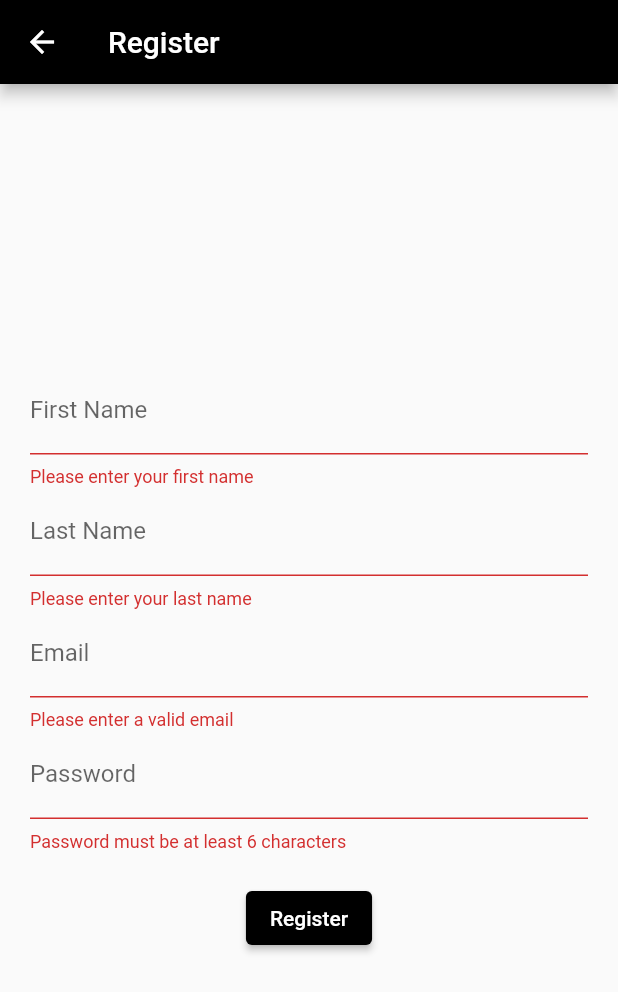
After one commit to NorikKhachatryan01/ai_assistant, a Flutter app: the RegistrationScreen screen opened directly, after a tap on "Register", on a phone screen of 412 x 824 dp. The commit adds this screen. Shown: the top 992 px of the screen. Run offline on Flutter 3.47's test engine with Material 2 defaults, Android fonts, the light colour scheme and no system bars; our stand-ins replace flutter_riverpod, loading_animation_widget.

Commit message:
WIP: login, registration, ML endpoints integration

```diff
--- a/lib/main.dart
+++ b/lib/main.dart
@@ -1,4 +1,5 @@
 import 'package:ai_assistant/views/chat_screen.dart';
+import 'package:ai_assistant/views/login_screen.dart';
 import 'package:flutter/material.dart';
 import 'package:flutter_riverpod/flutter_riverpod.dart';
 
@@ -11,7 +12,7 @@ class MyApp extends StatelessWidget {
 
   @override
   Widget build(BuildContext context) {
-    return const MaterialApp(
+    return MaterialApp(
       debugShowCheckedModeBanner: false,
       title: 'AI Assistant',
       home: ChatScreen(),
--- /dev/null
+++ b/lib/models/user_model.dart
@@ -0,0 +1,19 @@
+class UserModel {
+  String firstName;
+  String lastName;
+  String email;
+  bool emailVerified;
+  String token;
+
+  UserModel({required this.firstName, required this.lastName, required this.email, required this.emailVerified, required this.token});
+
+  factory UserModel.fromJson(Map<String, dynamic> json) {
+    return UserModel(
+      firstName: json['firstName'],
+      lastName: json['lastName'],
+      email: json['email'],
+      emailVerified: json['emailVerified'],
+      token: json['token'],
+    );
+  }
+}
--- a/lib/views/chat_screen.dart
+++ b/lib/views/chat_screen.dart
@@ -1,4 +1,5 @@
 import 'package:ai_assistant/models/chat_room_model.dart';
+import 'package:ai_assistant/services/api_service.dart';
 import 'package:flutter/material.dart';
 import 'package:flutter_riverpod/flutter_riverpod.dart';
 import 'package:ai_assistant/providers/chat_provider.dart';
@@ -24,7 +25,7 @@ class ChatScreen extends ConsumerWidget {
       drawer: const ChatDrawer(),
       body: Column(
         children: <Widget>[
-          const Expanded(child: MessageList()),
+           Expanded(child: MessageList()),
           MessageInputField(),
         ],
       ),
--- /dev/null
+++ b/lib/views/registeration_screen.dart
@@ -0,0 +1,120 @@
+import 'package:ai_assistant/providers/auth_provider.dart';
+import 'package:ai_assistant/services/auth_service.dart';
+import 'package:flutter/material.dart';
+import 'package:flutter_riverpod/flutter_riverpod.dart';
+import 'chat_screen.dart';
+
+class RegistrationScreen extends ConsumerWidget {
+  @override
+  Widget build(BuildContext context, WidgetRef ref) {
+    return Scaffold(
+      appBar: AppBar(
+        title: Text('Register'),
+        backgroundColor: Colors.black,
+      ),
+      body: Center(
+        child: Padding(
+          padding: EdgeInsets.all(20.0),
+          child: RegistrationForm(),
+        ),
+      ),
+    );
+  }
+}
+
+class RegistrationForm extends ConsumerWidget {
+  final _formKey = GlobalKey<FormState>();
+  String _email = '';
+  String _password = '';
+  String _firstName = '';
+  String _lastName = '';
+
+  @override
+  Widget build(BuildContext context, WidgetRef ref) {
+    final authState = ref.watch(authStateProvider);
+
+    if (authState.user != null) {
+      // Use WidgetsBinding to schedule a callback for the end of this frame
+      WidgetsBinding.instance.addPostFrameCallback((_) {
+        // Check if the current route is still active to prevent unwanted navigation
+        if (ModalRoute.of(context)?.isCurrent ?? false) {
+          Navigator.pushReplacement(
+            context,
+            MaterialPageRoute(builder: (context) => ChatScreen()),
+          );
+        }
+      });
+    } else if (authState.error!.isNotEmpty) {
+      // Use WidgetsBinding to show an error message if there is an error in the auth state
+      WidgetsBinding.instance.addPostFrameCallback((_) {
+        ScaffoldMessenger.of(context)
+            .showSnackBar(SnackBar(content: Text(authState.error ?? '')));
+      });
+    }
+
+    return Form(
+      key: _formKey,
+      child: Column(
+        mainAxisAlignment: MainAxisAlignment.center,
+        children: <Widget>[
+          TextFormField(
+            decoration: InputDecoration(labelText: 'First Name'),
+            validator: (value) =>
+                value!.isEmpty ? 'Please enter your first name' : null,
+            onSaved: (value) => _firstName = value ?? '',
+          ),
+          TextFormField(
+            decoration: InputDecoration(labelText: 'Last Name'),
+            validator: (value) =>
+                value!.isEmpty ? 'Please enter your last name' : null,
+            onSaved: (value) => _lastName = value ?? '',
+          ),
+          TextFormField(
+            decoration: InputDecoration(labelText: 'Email'),
+            validator: (value) =>
+                !value!.contains('@') ? 'Please enter a valid email' : null,
+            onSaved: (value) => _email = value ?? '',
+          ),
+          TextFormField(
+            decoration: InputDecoration(labelText: 'Password'),
+            obscureText: true,
+            validator: (value) => value!.length < 3
+                ? 'Password must be at least 6 characters'
+                : null,
+            onSaved: (value) => _password = value ?? '',
+          ),
+          SizedBox(height: 20),
+          ElevatedButton(
+            style: ElevatedButton.styleFrom(
+              backgroundColor: Colors.black,
+            ),
+            child: Text('Register'),
+            onPressed: () async {
+              if (_formKey.currentState!.validate()) {
+                _formKey.currentState!.save();
+                // Implement registration logic with AuthService
+                try {
+                  final isSuccess = await ref
+                      .read(authServiceProvider)
+                      .register(_email, _password, _firstName, _lastName);
+                  if (isSuccess) {
+                    Navigator.pushReplacement(
+                      context,
+                      MaterialPageRoute(builder: (context) => ChatScreen()),
+                    );
+                  } else {
+                    ScaffoldMessenger.of(context).showSnackBar(
+                        SnackBar(content: Text("Registration failed")));
+                  }
+                } catch (e) {
+                  ScaffoldMessenger.of(context).showSnackBar(
+                      SnackBar(content: Text("Error: ${e.toString()}")));
+                }
+              }
+            },
+          ),
+        ],
+      ),
+    );
+  }
+}
--- a/pubspec.yaml
+++ b/pubspec.yaml
@@ -38,6 +38,7 @@ dependencies:
   http: ^1.1.0
   riverpod: ^2.5.0
   flutter_riverpod: ^2.4.10
+  loading_animation_widget: ^1.2.1
 
 dev_dependencies:
   flutter_test:
```
Also changed, not shown: lib/providers/auth_provider.dart (added, +43 -0 lines), lib/providers/chat_provider.dart (+6 -6 lines), lib/services/api_service.dart (+55 -18 lines), lib/services/auth_service.dart (added, +79 -0 lines), lib/viewmodels/chat_view_model.dart (+20 -20 lines), lib/views/login_screen.dart (added, +139 -0 lines), lib/views/widgets/message_input.dart (+6 -8 lines), lib/views/widgets/message_list.dart (+39 -6 lines), pubspec.lock.
